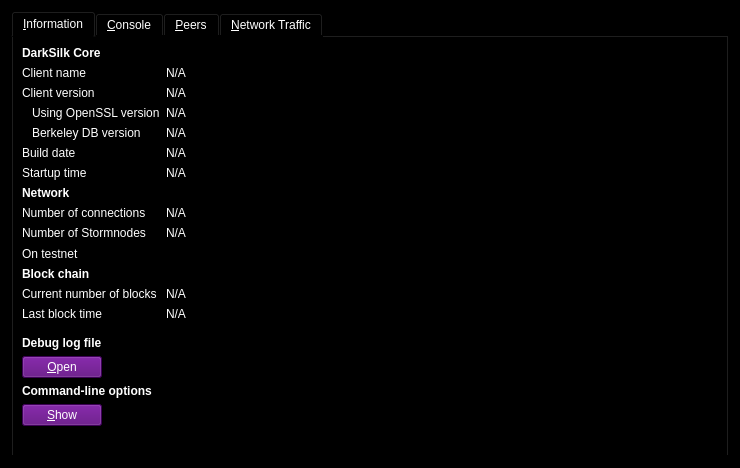
The window that src/qt/forms/debugconsole.ui (waffle-iron/DarkSilk-Release-Candidate) describes before a commit, drawn with Qt 5.
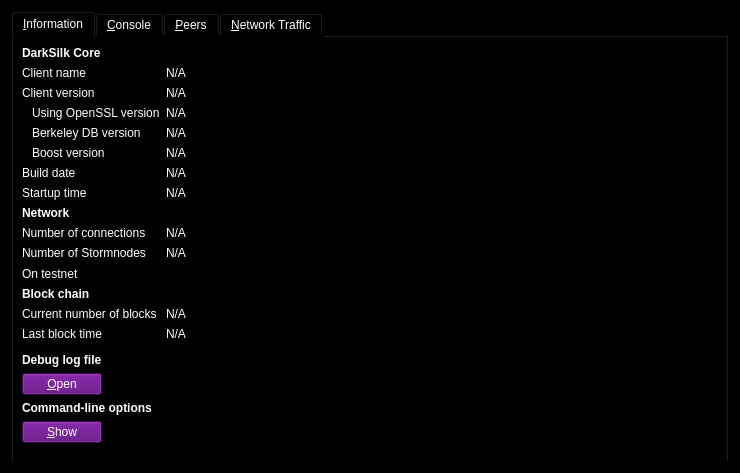
The same window after the commit. The open tabs and pages were chosen to show the change. Icons and pictures are not drawn. Custom widgets are drawn as their Qt base class.

The edit to the form file:
```diff
--- a/src/qt/forms/debugconsole.ui
+++ b/src/qt/forms/debugconsole.ui
@@ -115,7 +115,7 @@
         </widget>
        </item>
        <item row="4" column="0">
-        <widget class="QLabel" name="label_14">
+        <widget class="QLabel" name="label_berkeleyDBVersion">
          <property name="text">
           <string>Berkeley DB version</string>
          </property>
@@ -141,13 +141,39 @@
         </widget>
        </item>
        <item row="5" column="0">
+        <widget class="QLabel" name="labelBoostVersion">
+         <property name="text">
+          <string>Boost version</string>
+         </property>
+         <property name="indent">
+          <number>10</number>
+         </property>
+        </widget>
+       </item>
+       <item row="5" column="1">
+        <widget class="QLabel" name="boostVersion">
+         <property name="cursor">
+          <cursorShape>IBeamCursor</cursorShape>
+         </property>
+         <property name="text">
+          <string>N/A</string>
+         </property>
+         <property name="textFormat">
+          <enum>Qt::PlainText</enum>
+         </property>
+         <property name="textInteractionFlags">
+          <set>Qt::LinksAccessibleByMouse|Qt::TextSelectableByKeyboard|Qt::TextSelectableByMouse</set>
+         </property>
+        </widget>
+       </item>
+       <item row="6" column="0">
         <widget class="QLabel" name="label_12">
          <property name="text">
           <string>Build date</string>
          </property>
         </widget>
        </item>
-       <item row="5" column="1">
+       <item row="6" column="1">
         <widget class="QLabel" name="buildDate">
          <property name="cursor">
           <cursorShape>IBeamCursor</cursorShape>
@@ -163,14 +189,14 @@
          </property>
         </widget>
        </item>
-       <item row="6" column="0">
+       <item row="7" column="0">
         <widget class="QLabel" name="label_13">
          <property name="text">
           <string>Startup time</string>
          </property>
         </widget>
        </item>
-       <item row="6" column="1">
+       <item row="7" column="1">
         <widget class="QLabel" name="startupTime">
          <property name="cursor">
           <cursorShape>IBeamCursor</cursorShape>
@@ -186,7 +212,7 @@
          </property>
         </widget>
        </item>
-       <item row="7" column="0">
+       <item row="8" column="0">
         <widget class="QLabel" name="label_11">
          <property name="font">
           <font>
@@ -199,14 +225,14 @@
          </property>
         </widget>
        </item>
-       <item row="8" column="0">
+       <item row="9" column="0">
         <widget class="QLabel" name="label_7">
          <property name="text">
           <string>Number of connections</string>
          </property>
         </widget>
        </item>
-       <item row="8" column="1">
+       <item row="9" column="1">
         <widget class="QLabel" name="numberOfConnections">
          <property name="cursor">
           <cursorShape>IBeamCursor</cursorShape>
@@ -222,14 +248,14 @@
          </property>
         </widget>
        </item>
-       <item row="9" column="0">
+       <item row="10" column="0">
         <widget class="QLabel" name="label_15">
          <property name="text">
           <string>Number of Stormnodes</string>
          </property>
         </widget>
        </item>
-       <item row="9" column="1">
+       <item row="10" column="1">
         <widget class="QLabel" name="stormnodeCount">
          <property name="cursor">
           <cursorShape>IBeamCursor</cursorShape>
@@ -245,14 +271,14 @@
          </property>
         </widget>
        </item>
-       <item row="10" column="0">
+       <item row="11" column="0">
         <widget class="QLabel" name="label_8">
          <property name="text">
           <string>On testnet</string>
          </property>
         </widget>
        </item>
-       <item row="10" column="1">
+       <item row="11" column="1">
         <widget class="QCheckBox" name="isTestNet">
          <property name="enabled">
           <bool>false</bool>
@@ -262,7 +288,7 @@
          </property>
         </widget>
        </item>
-       <item row="11" column="0">
+       <item row="12" column="0">
         <widget class="QLabel" name="label_10">
          <property name="font">
           <font>
@@ -275,14 +301,14 @@
          </property>
         </widget>
        </item>
-       <item row="12" column="0">
+       <item row="13" column="0">
         <widget class="QLabel" name="label_3">
          <property name="text">
           <string>Current number of blocks</string>
          </property>
         </widget>
        </item>
-       <item row="12" column="1">
+       <item row="13" column="1">
         <widget class="QLabel" name="numberOfBlocks">
          <property name="cursor">
           <cursorShape>IBeamCursor</cursorShape>
@@ -298,14 +324,14 @@
          </property>
         </widget>
        </item>
-       <item row="13" column="0">
+       <item row="14" column="0">
         <widget class="QLabel" name="label_2">
          <property name="text">
           <string>Last block time</string>
          </property>
         </widget>
        </item>
-       <item row="13" column="1">
+       <item row="14" column="1">
         <widget class="QLabel" name="lastBlockTime">
          <property name="cursor">
           <cursorShape>IBeamCursor</cursorShape>
@@ -321,7 +347,7 @@
          </property>
         </widget>
        </item>
-       <item row="14" column="0">
+       <item row="15" column="0">
         <spacer name="verticalSpacer_2">
          <property name="orientation">
           <enum>Qt::Vertical</enum>
@@ -334,7 +360,7 @@
          </property>
         </spacer>
        </item>
-       <item row="15" column="0">
+       <item row="16" column="0">
         <widget class="QLabel" name="labelDebugLogfile">
          <property name="font">
           <font>
@@ -347,7 +373,7 @@
          </property>
         </widget>
        </item>
-       <item row="16" column="0">
+       <item row="17" column="0">
         <widget class="QPushButton" name="openDebugLogfileButton">
          <property name="toolTip">
           <string>Open the DarkSilk debug log file from the current data directory. This can take a few seconds for large log files.</string>
@@ -365,7 +391,7 @@
          </property>
         </widget>
        </item>
-       <item row="17" column="0">
+       <item row="18" column="0">
         <widget class="QLabel" name="labelCLOptions">
          <property name="font">
           <font>
@@ -378,7 +404,7 @@
          </property>
         </widget>
        </item>
-       <item row="18" column="0">
+       <item row="19" column="0">
         <widget class="QPushButton" name="showCLOptionsButton">
          <property name="toolTip">
           <string>Show the DarkSilk-Qt help message to get a list with possible DarkSilk command-line options.</string>
@@ -396,7 +422,7 @@
          </property>
         </widget>
        </item>
-       <item row="19" column="0">
+       <item row="20" column="0">
         <spacer name="verticalSpacer">
          <property name="orientation">
           <enum>Qt::Vertical</enum>
```
Left out of the diff: 55 changed lines with no effect on the pictures.
